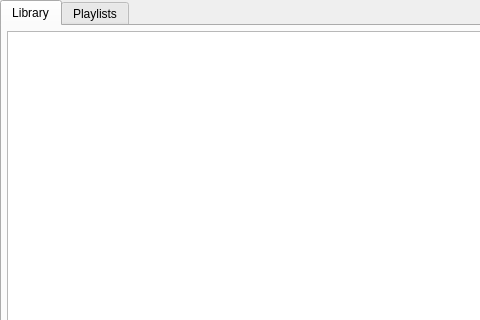
Old version of the form client_app/ui/musicSelection.ui in the repository Thaysen01/MyMedia-Capstone-2; both pictures show x 0 to 480 and y 0 to 320 of the 731 by 541 pixel window.
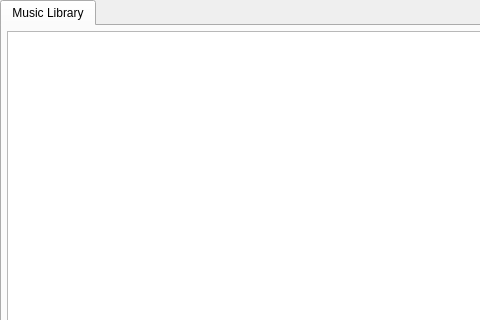
New version of the form.

```diff
--- a/client_app/ui/musicSelection.ui
+++ b/client_app/ui/musicSelection.ui
@@ -39,7 +39,7 @@
    </property>
    <widget class="QWidget" name="tab">
     <attribute name="title">
-     <string>Library</string>
+     <string>Music Library</string>
     </attribute>
     <widget class="QTableWidget" name="musicTable">
      <property name="geometry">
@@ -79,11 +79,11 @@
      </attribute>
     </widget>
    </widget>
-   <widget class="QWidget" name="tab_2">
+   <!-- <widget class="QWidget" name="tab_2">
     <attribute name="title">
      <string>Playlists</string>
     </attribute>
-   </widget>
+   </widget> -->
   </widget>
  </widget>
  <resources/>
```
